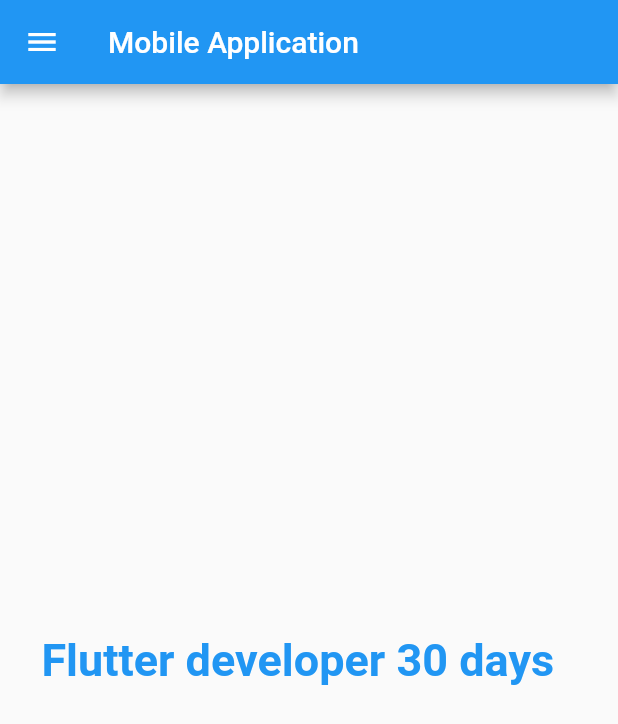
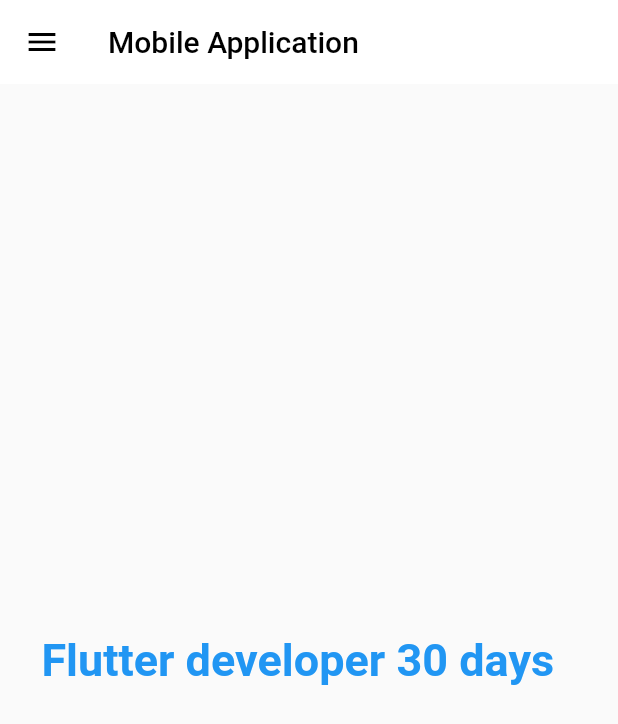
Before and after one commit to habibumar27/flutter_application_1, a Flutter app: the screen it shows after launch, on a phone screen of 412 x 824 dp. Shown: the top 724 px of the screen. Run offline on Flutter 3.47's test engine with Material 2 defaults, Android fonts, the phone set to English and light mode, and no system bars; missing offline and left inert: dart:ffi.

Commit message:
themes extracted

```diff
--- a/lib/main.dart
+++ b/lib/main.dart
@@ -2,6 +2,7 @@ import 'package:flutter/material.dart';
 import 'package:flutter_application_1/pages/home_page.dart';
 import 'package:flutter_application_1/pages/loginpage.dart';
 import 'package:flutter_application_1/utils/routes.dart';
+import 'package:flutter_application_1/widgets/themes.dart';
 
 void main() {
   runApp(MyApp());
@@ -15,9 +16,9 @@ class MyApp extends StatelessWidget {
     return MaterialApp(
       // home: HomePage(),
       themeMode: ThemeMode.light,
-      theme: ThemeData(
-        primarySwatch: Colors.blue,
-      ),
+      theme: MyTheme.lightTheme(context),
+      darkTheme: MyTheme.darkTheme(context),
+
       debugShowCheckedModeBanner: false,
       initialRoute: myroutes.homeroute,
       routes: {
--- a/lib/pages/home_page.dart
+++ b/lib/pages/home_page.dart
@@ -10,7 +10,10 @@ class HomePage extends StatelessWidget {
     final String a = "days";
     return Scaffold(
       appBar: AppBar(
-        title: Text("Mobile Application"),
+        title: Text(
+          "Mobile Application",
+          style: TextStyle(color: Colors.black),
+        ),
       ),
       body: Center(
         child: Container(
--- /dev/null
+++ b/lib/widgets/themes.dart
@@ -0,0 +1,13 @@
+import 'package:flutter/material.dart';
+
+class MyTheme {
+  static ThemeData lightTheme(BuildContext context) => ThemeData(
+      primarySwatch: Colors.blue,
+      appBarTheme: AppBarTheme(
+          color: Colors.white,
+          elevation: 0.0,
+          iconTheme: IconThemeData(color: Colors.black)));
+
+  static ThemeData darkTheme(BuildContext context) =>
+      ThemeData(brightness: Brightness.dark);
+}
```
